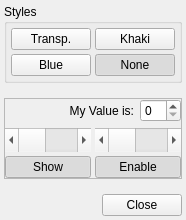
Qt form demos/embedded/styledemo/stylewidget.ui (qt/qt) before a commit.
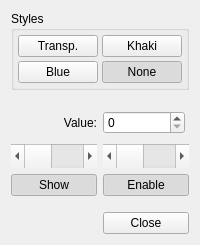
The same form after that commit.

Commit message:
Fix .ui of Styledemo (Layout tweaks)
Let's make sure to have enough layout spacings around
the widgets in order to see the focusrect.
Also, the issue with the growing dialog is fixed. It
was the spinbox and it's label which with the stylesheets
set did not have enough horizontal space, and thus
made the dialog grow on the following CSS change

Diff of the .ui file:
```diff
--- a/demos/embedded/styledemo/stylewidget.ui
+++ b/demos/embedded/styledemo/stylewidget.ui
@@ -6,28 +6,16 @@
    <rect>
     <x>0</x>
     <y>0</y>
-    <width>174</width>
-    <height>220</height>
+    <width>184</width>
+    <height>245</height>
    </rect>
   </property>
   <property name="windowTitle">
    <string>Form</string>
   </property>
-  <layout class="QVBoxLayout" name="verticalLayout">
-   <property name="spacing">
-    <number>4</number>
-   </property>
-   <property name="margin">
-    <number>4</number>
-   </property>
-   <item>
+  <layout class="QGridLayout" name="gridLayout">
+   <item row="0" column="0" colspan="2">
     <widget class="QGroupBox" name="groupBox">
-     <property name="sizePolicy">
-      <sizepolicy hsizetype="Expanding" vsizetype="Preferred">
-       <horstretch>0</horstretch>
-       <verstretch>0</verstretch>
-      </sizepolicy>
-     </property>
      <property name="title">
       <string>Styles</string>
      </property>
@@ -141,7 +129,7 @@
      </layout>
     </widget>
    </item>
-   <item>
+   <item row="1" column="0" colspan="2">
     <spacer name="verticalSpacer_3">
      <property name="orientation">
       <enum>Qt::Vertical</enum>
@@ -154,36 +142,21 @@
      </property>
     </spacer>
    </item>
-   <item>
-    <widget class="QFrame" name="frame">
-     <property name="sizePolicy">
-      <sizepolicy hsizetype="Expanding" vsizetype="MinimumExpanding">
-       <horstretch>0</horstretch>
-       <verstretch>0</verstretch>
-      </sizepolicy>
-     </property>
-     <property name="frameShape">
-      <enum>QFrame::StyledPanel</enum>
-     </property>
-     <property name="frameShadow">
-      <enum>QFrame::Raised</enum>
-     </property>
-     <layout class="QVBoxLayout" name="frameLayout">
-      <property name="margin">
-       <number>0</number>
-      </property>
-      <item>
+   <item row="2" column="0" colspan="2">
        <layout class="QHBoxLayout" name="horizontalLayout">
+     <property name="margin">
+      <number>4</number>
+     </property>
         <item>
          <widget class="QLabel" name="label">
           <property name="sizePolicy">
-           <sizepolicy hsizetype="MinimumExpanding" vsizetype="Preferred">
+        <sizepolicy hsizetype="Preferred" vsizetype="Preferred">
             <horstretch>0</horstretch>
             <verstretch>0</verstretch>
            </sizepolicy>
           </property>
           <property name="text">
-           <string>My Value is:</string>
+        <string>Value:</string>
           </property>
           <property name="alignment">
            <set>Qt::AlignRight|Qt::AlignTrailing|Qt::AlignVCenter</set>
@@ -192,12 +165,6 @@
         </item>
         <item>
          <widget class="QSpinBox" name="spinBox">
-          <property name="sizePolicy">
-           <sizepolicy hsizetype="Minimum" vsizetype="Fixed">
-            <horstretch>0</horstretch>
-            <verstretch>0</verstretch>
-           </sizepolicy>
-          </property>
           <property name="focusPolicy">
            <enum>Qt::WheelFocus</enum>
           </property>
@@ -211,15 +178,10 @@
         </item>
        </layout>
       </item>
-      <item>
-       <layout class="QGridLayout" name="gridLayout">
-        <property name="spacing">
-         <number>4</number>
-        </property>
-        <item row="0" column="0">
+   <item row="3" column="0">
          <widget class="QScrollBar" name="horizontalScrollBar">
           <property name="sizePolicy">
-           <sizepolicy hsizetype="Expanding" vsizetype="Fixed">
+      <sizepolicy hsizetype="MinimumExpanding" vsizetype="Fixed">
             <horstretch>0</horstretch>
             <verstretch>0</verstretch>
            </sizepolicy>
@@ -235,10 +197,32 @@
           </property>
          </widget>
         </item>
-        <item row="1" column="0">
+   <item row="3" column="1">
+    <widget class="QScrollBar" name="horizontalScrollBar_2">
+     <property name="sizePolicy">
+      <sizepolicy hsizetype="MinimumExpanding" vsizetype="Fixed">
+       <horstretch>0</horstretch>
+       <verstretch>0</verstretch>
+      </sizepolicy>
+     </property>
+     <property name="minimumSize">
+      <size>
+       <width>0</width>
+       <height>24</height>
+      </size>
+     </property>
+     <property name="focusPolicy">
+      <enum>Qt::TabFocus</enum>
+     </property>
+     <property name="orientation">
+      <enum>Qt::Horizontal</enum>
+     </property>
+    </widget>
+   </item>
+   <item row="4" column="0">
          <widget class="QPushButton" name="pushButton_2">
           <property name="sizePolicy">
-           <sizepolicy hsizetype="MinimumExpanding" vsizetype="MinimumExpanding">
+      <sizepolicy hsizetype="MinimumExpanding" vsizetype="Fixed">
             <horstretch>0</horstretch>
             <verstretch>0</verstretch>
            </sizepolicy>
@@ -260,23 +244,10 @@
           </property>
          </widget>
         </item>
-        <item row="0" column="1">
-         <widget class="QScrollBar" name="horizontalScrollBar_2">
-          <property name="minimumSize">
-           <size>
-            <width>0</width>
-            <height>24</height>
-           </size>
-          </property>
-          <property name="orientation">
-           <enum>Qt::Horizontal</enum>
-          </property>
-         </widget>
-        </item>
-        <item row="1" column="1">
+   <item row="4" column="1">
          <widget class="QPushButton" name="pushButton">
           <property name="sizePolicy">
-           <sizepolicy hsizetype="MinimumExpanding" vsizetype="MinimumExpanding">
+      <sizepolicy hsizetype="MinimumExpanding" vsizetype="Fixed">
             <horstretch>0</horstretch>
             <verstretch>0</verstretch>
            </sizepolicy>
@@ -298,12 +269,7 @@
           </property>
          </widget>
         </item>
-       </layout>
-      </item>
-     </layout>
-    </widget>
-   </item>
-   <item>
+   <item row="5" column="0" colspan="2">
     <spacer name="verticalSpacer">
      <property name="orientation">
       <enum>Qt::Vertical</enum>
@@ -319,9 +285,7 @@
      </property>
     </spacer>
    </item>
-   <item>
-    <layout class="QHBoxLayout">
-     <item>
+   <item row="6" column="0">
       <spacer>
        <property name="orientation">
         <enum>Qt::Horizontal</enum>
@@ -334,7 +298,7 @@
        </property>
       </spacer>
      </item>
-     <item>
+   <item row="6" column="1">
       <widget class="QPushButton" name="close">
        <property name="focusPolicy">
         <enum>Qt::StrongFocus</enum>
@@ -343,8 +307,6 @@
         <string>Close</string>
        </property>
       </widget>
-     </item>
-    </layout>
    </item>
   </layout>
  </widget>
```
Left out of the diff: 3 changed lines with no effect on the pictures. Lines whose indentation alone changed are shown as unchanged.
